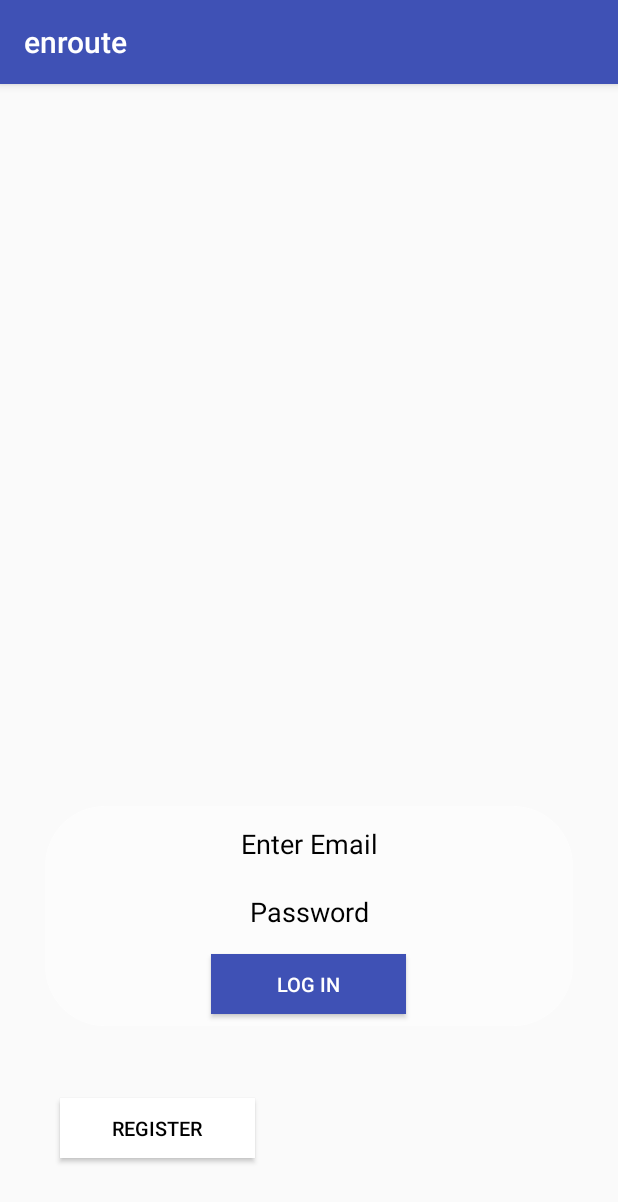
After one commit to HowfunHoo/Enroute_Eatery, an Android app: the log_in screen opened directly, with no data from a screen before it, on a phone screen of 412 x 824 dp. The commit adds this screen. Shown: the top 1202 px of the screen. Run offline under Robolectric (Android 15) with nearby library versions, the phone set to English and light mode, and no system bars.

Commit message:
Login UI implemented

```diff
--- a/app/build.gradle
+++ b/app/build.gradle
@@ -33,6 +33,7 @@ dependencies {
     implementation fileTree(include: ['*.jar'], dir: 'libs')
     implementation 'com.android.support:appcompat-v7:26.1.0'
     implementation 'com.google.android.gms:play-services-maps:11.8.0'
+    implementation 'com.android.support.constraint:constraint-layout:1.0.2'
     testImplementation 'junit:junit:4.12'
     androidTestImplementation 'com.android.support.test:runner:1.0.1'
     androidTestImplementation 'com.android.support.test.espresso:espresso-core:3.0.1'
--- a/app/src/main/AndroidManifest.xml
+++ b/app/src/main/AndroidManifest.xml
@@ -1,17 +1,18 @@
 <?xml version="1.0" encoding="utf-8"?>
 <manifest xmlns:android="http://schemas.android.com/apk/res/android"
     package="com.enroute.enroute">
+
     <!--
          The ACCESS_COARSE/FINE_LOCATION permissions are not required to use
          Google Maps Android API v2, but you must specify either coarse or fine
          location permissions for the 'MyLocation' functionality.
     -->
     <uses-permission android:name="com.androidtutorialpoint.mymapsappsdirection.permission.MAPS_RECEIVE" />
-    <uses-permission android:name="android.permission.INTERNET"/>
-    <uses-permission android:name="android.permission.WRITE_EXTERNAL_STORAGE"/>
-    <uses-permission android:name="com.google.android.providers.gsf.permission.READ_GSERVICES"/>
-    <uses-permission android:name="android.permission.ACCESS_COARSE_LOCATION"/>
-    <uses-permission android:name="android.permission.ACCESS_FINE_LOCATION"/>
+    <uses-permission android:name="android.permission.INTERNET" />
+    <uses-permission android:name="android.permission.WRITE_EXTERNAL_STORAGE" />
+    <uses-permission android:name="com.google.android.providers.gsf.permission.READ_GSERVICES" />
+    <uses-permission android:name="android.permission.ACCESS_COARSE_LOCATION" />
+    <uses-permission android:name="android.permission.ACCESS_FINE_LOCATION" />
 
     <application
         android:allowBackup="true"
@@ -20,6 +21,7 @@
         android:roundIcon="@mipmap/ic_launcher_round"
         android:supportsRtl="true"
         android:theme="@style/AppTheme">
+
         <!--
              The API key for Google Maps-based APIs is defined as a string resource.
              (See the file "res/values/google_maps_api.xml").
@@ -41,6 +43,7 @@
                 <category android:name="android.intent.category.LAUNCHER" />
             </intent-filter>
         </activity>
+        <activity android:name=".log_in"></activity>
     </application>
 
 </manifest>
--- /dev/null
+++ b/app/src/main/java/com/enroute/enroute/log_in.java
@@ -0,0 +1,13 @@
+package com.enroute.enroute;
+
+import android.support.v7.app.AppCompatActivity;
+import android.os.Bundle;
+
+public class log_in extends AppCompatActivity {
+
+    @Override
+    protected void onCreate(Bundle savedInstanceState) {
+        super.onCreate(savedInstanceState);
+        setContentView(R.layout.activity_log_in);
+    }
+}
--- /dev/null
+++ b/app/src/main/res/layout/activity_log_in.xml
@@ -0,0 +1,87 @@
+<?xml version="1.0" encoding="utf-8"?>
+<RelativeLayout xmlns:android="http://schemas.android.com/apk/res/android"
+    xmlns:app="http://schemas.android.com/apk/res-auto"
+    xmlns:tools="http://schemas.android.com/tools"
+    android:layout_width="match_parent"
+    android:layout_height="match_parent"
+    tools:context="com.enroute.enroute.log_in">
+
+    <ScrollView
+        android:layout_width="match_parent"
+        android:layout_height="wrap_content"
+        android:layout_alignParentBottom="true"
+        android:background="@null">
+
+        <LinearLayout
+            android:layout_width="match_parent"
+            android:layout_height="match_parent"
+            android:background="@drawable/trans_white"
+            android:layout_marginBottom="140dp"
+            android:layout_marginEnd="30dp"
+            android:layout_marginStart="30dp"
+            android:orientation="vertical"
+            >
+
+            <EditText
+                android:id="@+id/loginEmail"
+                android:layout_width="match_parent"
+                android:layout_height="40dp"
+                android:layout_marginTop="5dp"
+                android:layout_marginBottom="5dp"
+                android:layout_marginEnd="20dp"
+                android:layout_marginStart="20dp"
+                android:gravity="center"
+                android:background="@null"
+                android:ems="10"
+                android:hint="Enter Email"
+                android:inputType="textEmailAddress"
+                android:textColorHint="@color/black"
+
+                />
+
+            <EditText
+                android:id="@+id/loginPass"
+                android:layout_width="match_parent"
+                android:layout_height="40dp"
+                android:gravity="center"
+                android:background="@null"
+                android:layout_marginEnd="20dp"
+                android:layout_marginStart="20dp"
+                android:ems="10"
+                android:hint="Password"
+                android:inputType="textPassword"
+                android:textColorHint="@color/black"
+                />
+
+            <Button
+                android:id="@+id/loginBtn"
+                android:layout_width="130dp"
+                android:layout_height="40dp"
+                android:layout_marginBottom="8dp"
+                android:layout_marginEnd="8dp"
+                android:layout_gravity="center"
+                android:layout_marginStart="8dp"
+                android:layout_marginTop="8dp"
+                android:text="Log In"
+                android:textSize="13sp"
+                android:textColor="@color/white"
+                android:background="@color/colorPrimary"
+                />
+        </LinearLayout>
+    </ScrollView>
+
+    <Button
+        android:id="@+id/signUpScreenBtn"
+        android:layout_width="130dp"
+        android:layout_height="40dp"
+        android:text="Register"
+        android:textSize="13sp"
+        android:textColor="@color/black"
+        android:background="@color/white"
+        android:layout_alignParentBottom="true"
+        android:layout_centerInParent="false"
+        android:layout_marginBottom="52dp"
+        android:layout_marginLeft="40dp"
+        />
+
+</RelativeLayout>
--- a/app/src/main/res/values/strings.xml
+++ b/app/src/main/res/values/strings.xml
@@ -6,5 +6,4 @@
     <string name="offers">Special Offers</string>
 
 
-
 </resources>
```
